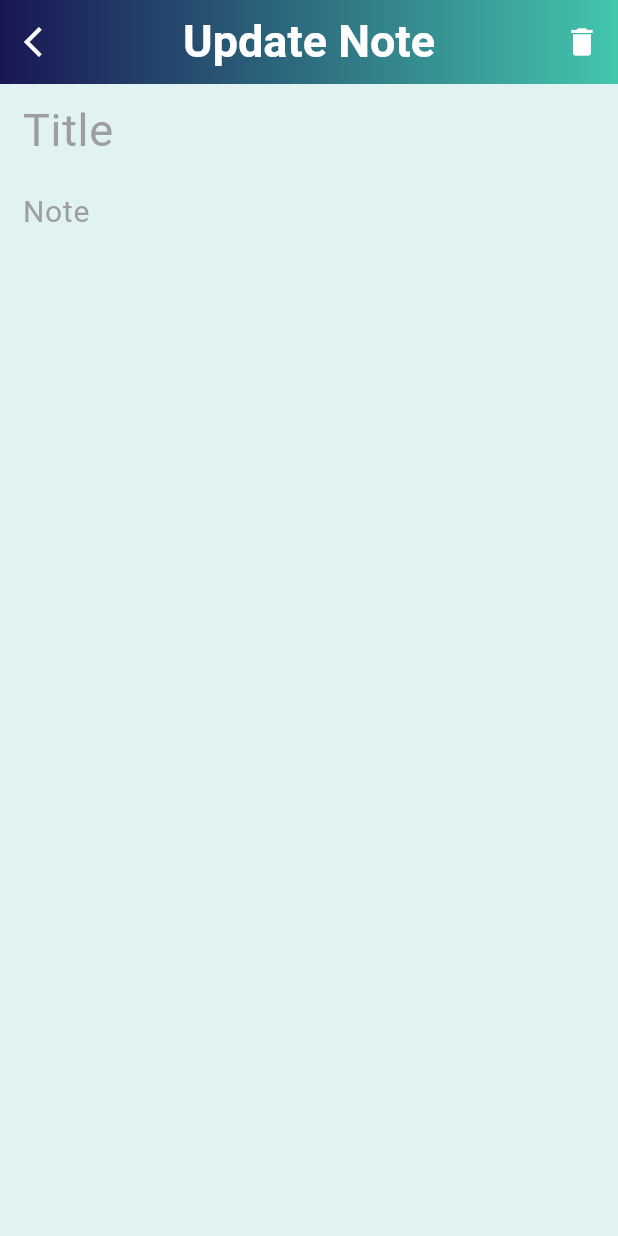
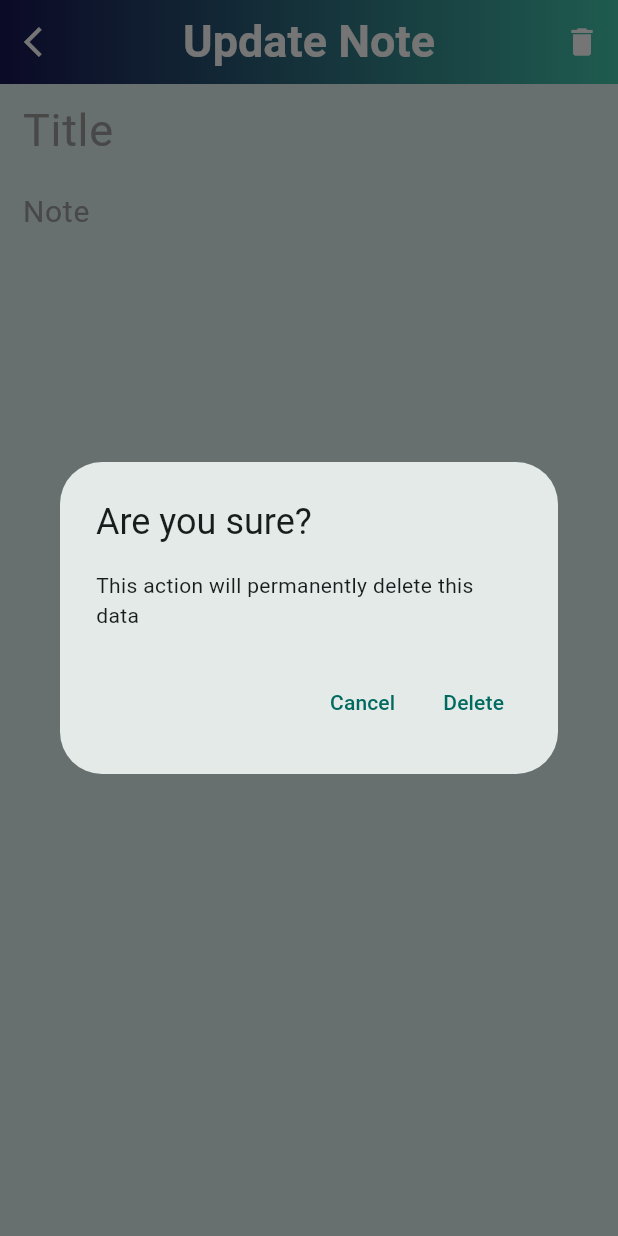
Before and after one commit to Sahil7698/firebase_notes_App, a Flutter app: the UpdatePage screen opened directly with empty values, after a tap on the "delete" icon, on a phone screen of 412 x 824 dp. Run offline on Flutter 3.47's test engine with Material 2 defaults, Android fonts, the phone set to English and light mode, and no system bars; our stand-ins replace cloud_firestore, firebase_auth, firebase_core, google_fonts; accounts and stored records are empty; Roboto replaces fonts that are missing (Ubuntu).

Commit message:
Version1.6

```diff
--- a/lib/view/screens/note_page.dart
+++ b/lib/view/screens/note_page.dart
@@ -17,6 +17,7 @@ class _NotePageState extends State<NotePage> {
   Widget build(BuildContext context) {
     return Scaffold(
       appBar: AppBar(
+        leading: Container(),
         flexibleSpace: Container(
           decoration: const BoxDecoration(
             gradient: LinearGradient(
--- a/lib/view/screens/update_note.dart
+++ b/lib/view/screens/update_note.dart
@@ -90,6 +90,19 @@ class _UpdatePageState extends State<UpdatePage> {
         centerTitle: true,
         actions: [
           IconButton(
+            onPressed: () {
+              showDialog(
+                context: context,
+                builder: (context) => AlertDialog(
+                  title: const Text('Are you sure?'),
+                  content: const Text(
+                      'This action will permanently delete this data'),
+                  actions: [
+                    TextButton(
+                      onPressed: () => Navigator.pop(context, false),
+                      child: const Text('Cancel'),
+                    ),
+                    TextButton(
                       onPressed: () async {
                         await FirestoreHelper.firestoreHelper
                             .deleteRecords(id: widget.id);
@@ -101,7 +114,13 @@ class _UpdatePageState extends State<UpdatePage> {
                             behavior: SnackBarBehavior.floating,
                           ),
                         );
-              Navigator.pop(context);
+                        Navigator.of(context).pushReplacementNamed('note_page');
+                      },
+                      child: const Text('Delete'),
+                    ),
+                  ],
+                ),
+              );
             },
             icon: const Icon(Icons.delete),
             color: Colors.white,
```
Lines whose indentation alone changed are shown as unchanged.
